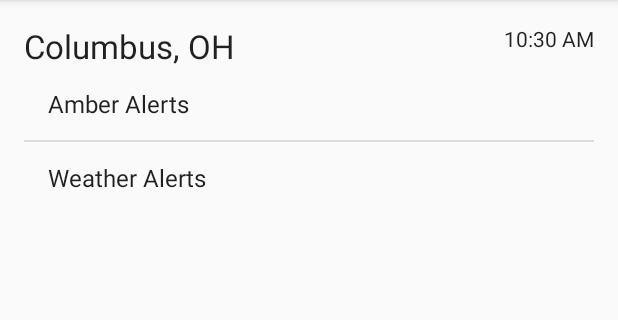
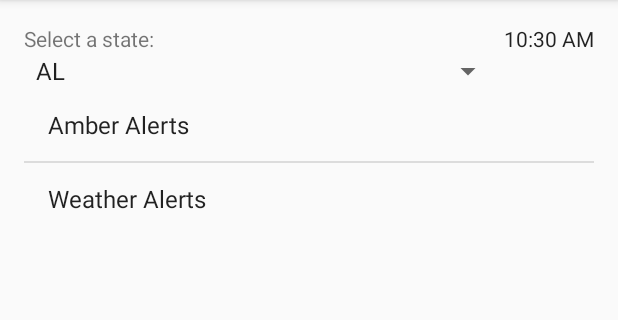
Before and after one commit to fabio-ricardo/emergency-app-android, an Android app: the screen it shows after launch (mainpage), on a phone screen of 412 x 824 dp, the part 84-404 px from its top. Run offline under Robolectric (Android 15) with nearby library versions, the phone set to English and light mode, and no system bars.

Commit message:
Amber/weather alerts working in the whole country
Uses twitter data;
User selects the state.

```diff
--- a/app/src/main/java/dwhit/emerapp/mainpage.java
+++ b/app/src/main/java/dwhit/emerapp/mainpage.java
@@ -16,6 +16,7 @@ import android.view.View;
 import android.widget.AdapterView;
 import android.widget.ArrayAdapter;
 import android.widget.ListView;
+import android.widget.Spinner;
 
 import org.xmlpull.v1.XmlPullParser;
 import org.xmlpull.v1.XmlPullParserException;
@@ -33,6 +34,7 @@ import java.util.List;
 public class mainpage extends AppCompatActivity {
 
     ListView lv;
+    private static final String[]states = {"AL","AK","AS","AZ","AR","CA","CO","CT","DE","DC","FL","GA","GU","HI","ID","IL","IN","IA","KS","KY","LA","ME","MD","MH","MA","MI","FM","MN","MS","MO","MT","NE","NV","NH","NJ","NM","NY","NC","ND","MP","OH","OK","OR","PW","PA","PR","RI","SC","SD","TN","TX","UT","VT","VA","VI","WA","WV","WI","WY"};
 
     @Override
     protected void onCreate(Bundle savedInstanceState) {
@@ -55,20 +57,28 @@ public class mainpage extends AppCompatActivity {
             NotificationManager mNotificationManager = (NotificationManager) getSystemService(Context.NOTIFICATION_SERVICE);
             mNotificationManager.notify(1, mBuilder.build());
 
+            final Spinner spinner = (Spinner) findViewById(R.id.spinner2);
+        ArrayAdapter<String> spinnerAdapter = new ArrayAdapter<String>(this,
+                android.R.layout.simple_spinner_item, states);
+
+        spinner.setAdapter(spinnerAdapter);
+
             final ArrayAdapter adapter = new ArrayAdapter<String>(this, android.R.layout.simple_list_item_1, test_list);
             lv.setAdapter(adapter);
             lv.setOnItemClickListener(new AdapterView.OnItemClickListener() {
                 Intent intent = new Intent(mainpage.this, openDetailActivity.class);
                 public void onItemClick(AdapterView<?> parent, View view, int position, long id) {
                     if(position == 0) {
-                         String message = "ohioamberalert";
+                         String message = "amber_alert";
                         intent.putExtra("timeline", message);
+                        intent.putExtra("state",String.valueOf(spinner.getSelectedItem()));
                         startActivity(intent);
 
 
                         } else if(position == 1){
-                        String message = "swa_columbusoh";
+                        String message = "SimpleWeather"+spinner.getSelectedItem().toString();
                         intent.putExtra("timeline", message);
+                        intent.putExtra("state", " ");
                         startActivity(intent);
                     }
                 }
--- a/app/src/main/java/dwhit/emerapp/openDetailActivity.java
+++ b/app/src/main/java/dwhit/emerapp/openDetailActivity.java
@@ -34,7 +34,7 @@ public class openDetailActivity extends AppCompatActivity {
             }
             ListView lv = (ListView) findViewById(R.id.listView);
             List<String> tweets = new ArrayList<String>();
-            TwitterTimeline getTweets = new TwitterTimeline(getIntent().getExtras().getString("timeline"));
+            TwitterTimeline getTweets = new TwitterTimeline(getIntent().getExtras().getString("timeline"),getIntent().getExtras().getString("state") );
             tweets = getTweets.GetTimeline();
             ArrayAdapter<String> adapter = new ArrayAdapter<String>(this, android.R.layout.simple_list_item_1, android.R.id.text1,tweets);
             lv.setAdapter(adapter);
--- a/app/src/main/res/layout-v17/activity_mainpage.xml
+++ b/app/src/main/res/layout-v17/activity_mainpage.xml
@@ -10,29 +10,34 @@
         android:layout_width="wrap_content"
         android:layout_height="wrap_content"
         android:id="@+id/alertListView"
-        android:layout_below="@+id/locationView"
-        android:layout_alignParentLeft="true"
-        android:layout_alignParentStart="true" />
-
-    <TextView
-        android:layout_width="wrap_content"
-        android:layout_height="wrap_content"
-        android:textAppearance="?android:attr/textAppearanceLarge"
-        android:text="Columbus, OH"
-        android:id="@+id/locationView"
-        android:layout_alignParentTop="true"
         android:layout_alignParentLeft="true"
         android:layout_alignParentStart="true"
-        android:layout_toLeftOf="@+id/textClock"
-        android:layout_toStartOf="@+id/textClock" />
+        android:layout_below="@+id/spinner2" />
 
     <TextClock
         android:layout_width="wrap_content"
         android:layout_height="wrap_content"
         android:id="@+id/textClock"
-        android:layout_alignBottom="@+id/locationView"
         android:layout_alignRight="@+id/alertListView"
         android:layout_alignEnd="@+id/alertListView"
         android:layout_alignParentTop="true" />
 
+    <Spinner
+        android:layout_width="fill_parent"
+        android:layout_height="wrap_content"
+        android:id="@+id/spinner2"
+        android:layout_toLeftOf="@+id/textClock"
+        android:layout_below="@+id/textClock" />
+
+    <TextView
+        android:layout_width="wrap_content"
+        android:layout_height="wrap_content"
+        android:textAppearance="?android:attr/textAppearanceSmall"
+        android:text="Select a state:"
+        android:id="@+id/textView2"
+        android:layout_above="@+id/spinner2"
+        android:layout_toLeftOf="@+id/textClock"
+        android:layout_alignParentLeft="true"
+        android:layout_alignParentStart="true" />
+
 </RelativeLayout>
--- a/app/src/main/res/layout/activity_mainpage.xml
+++ b/app/src/main/res/layout/activity_mainpage.xml
@@ -10,31 +10,25 @@
         android:layout_width="wrap_content"
         android:layout_height="wrap_content"
         android:id="@+id/alertListView"
-        android:layout_below="@+id/locationView"
         android:layout_alignParentLeft="true"
         android:layout_alignParentStart="true"
         android:choiceMode="singleChoice"
-        android:clickable="true" />
-
-    <TextView
-        android:layout_width="wrap_content"
-        android:layout_height="wrap_content"
-        android:textAppearance="?android:attr/textAppearanceLarge"
-        android:text="Columbus, OH"
-        android:id="@+id/locationView"
-        android:layout_alignParentTop="true"
-        android:layout_alignParentLeft="true"
-        android:layout_alignParentStart="true"
-        android:layout_toLeftOf="@+id/textClock"
-        android:layout_toStartOf="@+id/textClock" />
+        android:clickable="true"
+        android:layout_below="@+id/spinner" />
 
     <TextClock
         android:layout_width="wrap_content"
         android:layout_height="wrap_content"
         android:id="@+id/textClock"
-        android:layout_alignBottom="@+id/locationView"
         android:layout_alignRight="@+id/alertListView"
         android:layout_alignEnd="@+id/alertListView"
         android:layout_alignParentTop="true" />
 
+    <Spinner
+        android:layout_width="wrap_content"
+        android:layout_height="wrap_content"
+        android:id="@+id/spinner"
+        android:layout_toLeftOf="@+id/textClock"
+        android:layout_toStartOf="@+id/textClock" />
+
 </RelativeLayout>
```
Also changed, not shown: app/src/main/java/dwhit/emerapp/TwitterTimeline.java (+9 -7 lines).
